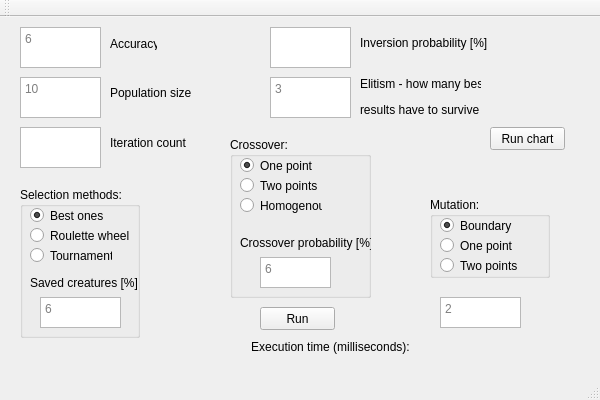
Above: GenAlgorithm/GenAlgorithm.ui from matgrz/GenAlgorithm before the change. Below: the same form after it.
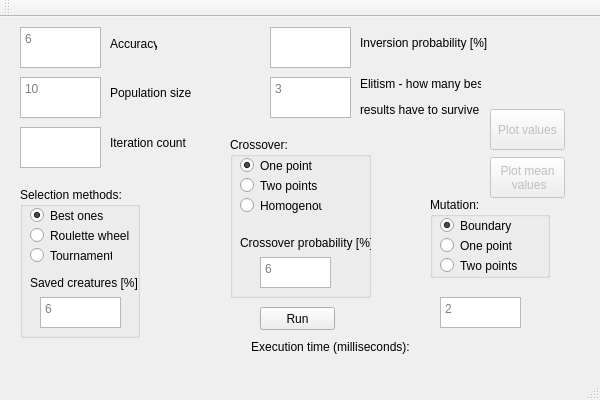
That is the form after the change.

```diff
--- a/GenAlgorithm/GenAlgorithm.ui
+++ b/GenAlgorithm/GenAlgorithm.ui
@@ -394,16 +394,31 @@
     </property>
    </widget>
    <widget class="QPushButton" name="pushButtonRunChart">
+    <property name="enabled">
+     <bool>false</bool>
+    </property>
     <property name="geometry">
      <rect>
       <x>490</x>
-      <y>110</y>
+      <y>92</y>
       <width>75</width>
-      <height>23</height>
+      <height>41</height>
      </rect>
     </property>
     <property name="text">
-     <string>Run chart</string>
+     <string>Plot values</string>
+    </property>
+    <property name="checkable">
+     <bool>false</bool>
+    </property>
+    <property name="autoDefault">
+     <bool>false</bool>
+    </property>
+    <property name="default">
+     <bool>false</bool>
+    </property>
+    <property name="flat">
+     <bool>false</bool>
     </property>
    </widget>
    <widget class="QLabel" name="labelExecutionTime">
@@ -419,6 +434,35 @@
      <string>&lt;html&gt;&lt;head/&gt;&lt;body&gt;&lt;p align=&quot;center&quot;&gt;Execution time (milliseconds):&lt;/p&gt;&lt;/body&gt;&lt;/html&gt;</string>
     </property>
    </widget>
+   <widget class="QPushButton" name="pushButtonRunChartMean">
+    <property name="enabled">
+     <bool>false</bool>
+    </property>
+    <property name="geometry">
+     <rect>
+      <x>490</x>
+      <y>140</y>
+      <width>75</width>
+      <height>41</height>
+     </rect>
+    </property>
+    <property name="text">
+     <string>Plot mean 
+ values</string>
+    </property>
+    <property name="checkable">
+     <bool>false</bool>
+    </property>
+    <property name="autoDefault">
+     <bool>false</bool>
+    </property>
+    <property name="default">
+     <bool>false</bool>
+    </property>
+    <property name="flat">
+     <bool>false</bool>
+    </property>
+   </widget>
   </widget>
   <widget class="QMenuBar" name="menuBar">
    <property name="geometry">
```
